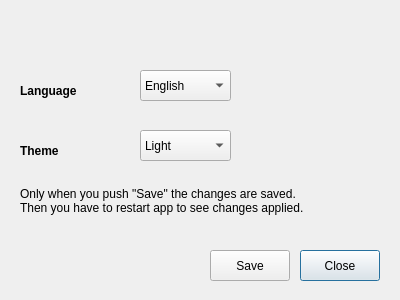
adgellida/ubunsys, file src/preferencesdialog.ui: the form before one commit.
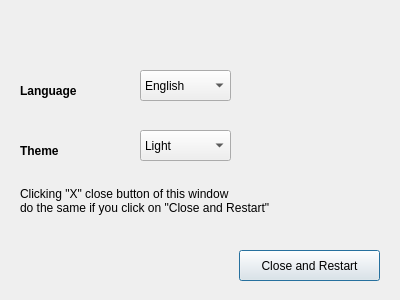
The form after the commit.

The edit to the form file:
```diff
--- a/src/preferencesdialog.ui
+++ b/src/preferencesdialog.ui
@@ -94,27 +94,14 @@
   <widget class="QPushButton" name="closePreferencesDialogButton">
    <property name="geometry">
     <rect>
-     <x>300</x>
+     <x>239</x>
      <y>250</y>
-     <width>80</width>
+     <width>141</width>
      <height>31</height>
     </rect>
    </property>
    <property name="text">
-    <string>Close</string>
-   </property>
-  </widget>
-  <widget class="QPushButton" name="SavePreferencesButton">
-   <property name="geometry">
-    <rect>
-     <x>210</x>
-     <y>250</y>
-     <width>80</width>
-     <height>31</height>
-    </rect>
-   </property>
-   <property name="text">
-    <string>Save</string>
+    <string>Close and Restart</string>
    </property>
   </widget>
   <widget class="QLabel" name="label_46">
@@ -133,8 +120,8 @@
     </font>
    </property>
    <property name="text">
-    <string>Only when you push &quot;Save&quot; the changes are saved.
-Then you have to restart app to see changes applied.</string>
+    <string>Clicking &quot;X&quot; close button of this window
+do the same if you click on &quot;Close and Restart&quot;</string>
    </property>
   </widget>
  </widget>
```
